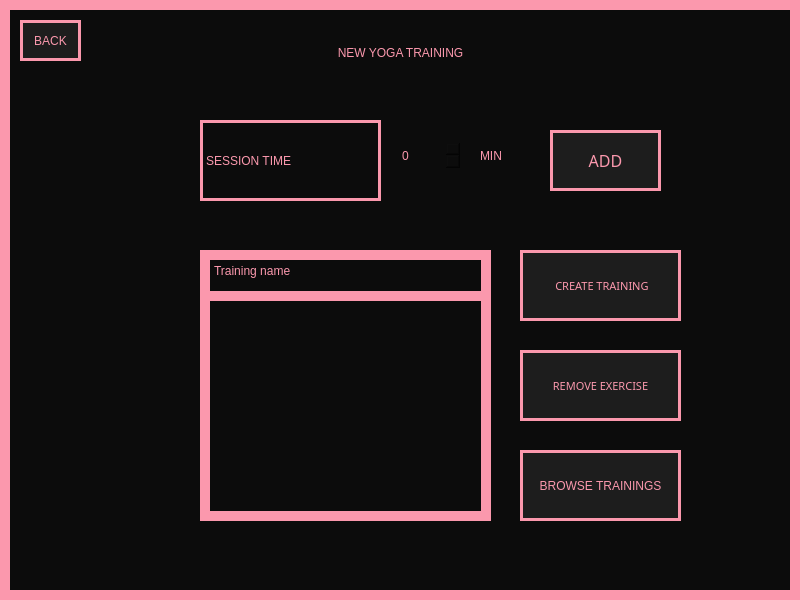
First picture: the form in View/NewYogaTraining.ui, repository Hanna-J-K/fitnessapp, before the edit.
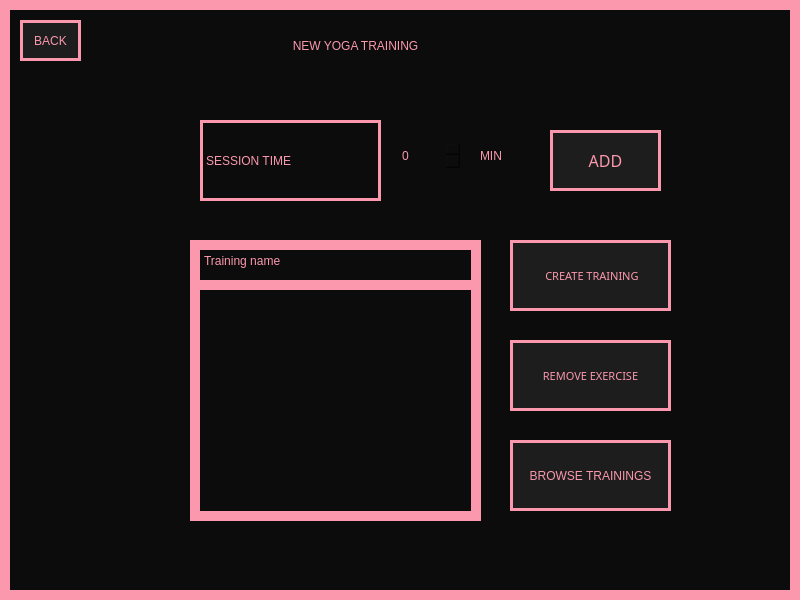
Second picture: the form after the edit.

```diff
--- a/View/NewYogaTraining.ui
+++ b/View/NewYogaTraining.ui
@@ -21,10 +21,10 @@
    <widget class="QPushButton" name="choose_type_btn">
     <property name="geometry">
      <rect>
-      <x>150</x>
+      <x>190</x>
       <y>30</y>
-      <width>501</width>
-      <height>45</height>
+      <width>331</width>
+      <height>31</height>
      </rect>
     </property>
     <property name="cursor">
@@ -141,40 +141,11 @@
      <string>BACK</string>
     </property>
    </widget>
-   <widget class="QPushButton" name="create_training_btn">
-    <property name="geometry">
-     <rect>
-      <x>520</x>
-      <y>250</y>
-      <width>161</width>
-      <height>71</height>
-     </rect>
-    </property>
-    <property name="font">
-     <font>
-      <family>PRIMETIME</family>
-      <pointsize>8</pointsize>
-      <weight>50</weight>
-      <italic>false</italic>
-      <bold>false</bold>
-     </font>
-    </property>
-    <property name="cursor">
-     <cursorShape>PointingHandCursor</cursorShape>
-    </property>
-    <property name="styleSheet">
-     <string notr="true">background-color: #1D1D1D;border: 3px solid #FB98AD;
-font: 8pt &quot;PRIMETIME&quot;;</string>
-    </property>
-    <property name="text">
-     <string> CREATE TRAINING</string>
-    </property>
-   </widget>
    <widget class="QPushButton" name="remove_training_btn">
     <property name="geometry">
      <rect>
-      <x>520</x>
-      <y>350</y>
+      <x>510</x>
+      <y>340</y>
       <width>161</width>
       <height>71</height>
      </rect>
@@ -199,39 +170,37 @@
      <string>REMOVE EXERCISE</string>
     </property>
    </widget>
-   <widget class="QListWidget" name="training_list">
-    <property name="geometry">
-     <rect>
-      <x>200</x>
-      <y>280</y>
-      <width>291</width>
-      <height>241</height>
-     </rect>
-    </property>
-   </widget>
    <widget class="QPlainTextEdit" name="training_name">
     <property name="geometry">
      <rect>
-      <x>200</x>
-      <y>250</y>
+      <x>190</x>
+      <y>240</y>
       <width>291</width>
       <height>51</height>
      </rect>
     </property>
     <property name="styleSheet">
-     <string notr="true">border: 10px solid #FB98AD;
-font: 12pt &quot;MS Shell Dlg 2&quot;;
-</string>
+     <string notr="true">font: 12pt &quot;PRIMETIME&quot;;</string>
     </property>
     <property name="plainText">
      <string>Training name</string>
     </property>
    </widget>
+   <widget class="QListWidget" name="training_list">
+    <property name="geometry">
+     <rect>
+      <x>190</x>
+      <y>280</y>
+      <width>291</width>
+      <height>241</height>
+     </rect>
+    </property>
+   </widget>
    <widget class="QPushButton" name="browse_btn">
     <property name="geometry">
      <rect>
-      <x>520</x>
-      <y>450</y>
+      <x>510</x>
+      <y>440</y>
       <width>161</width>
       <height>71</height>
      </rect>
@@ -247,6 +216,35 @@
      <string>BROWSE TRAININGS</string>
     </property>
    </widget>
+   <widget class="QPushButton" name="create_training_btn">
+    <property name="geometry">
+     <rect>
+      <x>510</x>
+      <y>240</y>
+      <width>161</width>
+      <height>71</height>
+     </rect>
+    </property>
+    <property name="font">
+     <font>
+      <family>PRIMETIME</family>
+      <pointsize>8</pointsize>
+      <weight>50</weight>
+      <italic>false</italic>
+      <bold>false</bold>
+     </font>
+    </property>
+    <property name="cursor">
+     <cursorShape>PointingHandCursor</cursorShape>
+    </property>
+    <property name="styleSheet">
+     <string notr="true">background-color: #1D1D1D;border: 3px solid #FB98AD;
+font: 8pt &quot;PRIMETIME&quot;;</string>
+    </property>
+    <property name="text">
+     <string> CREATE TRAINING</string>
+    </property>
+   </widget>
   </widget>
  </widget>
  <resources/>
```
